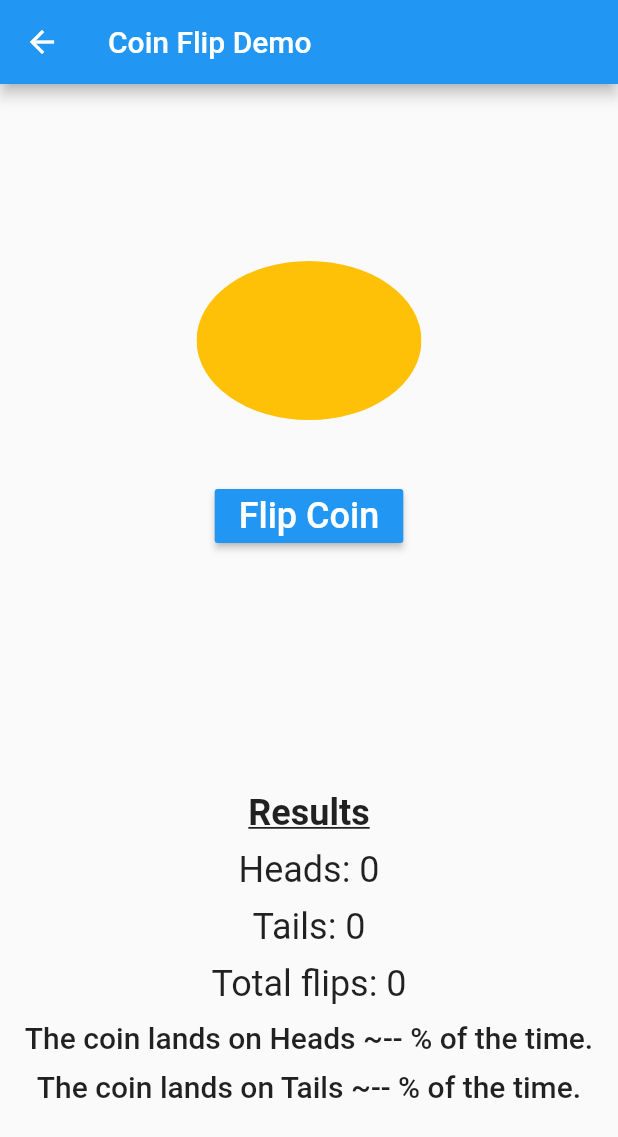
After one commit to InMatrix/perf_diagnosis_demo, a Flutter app: the CoinFlipDemo screen opened directly, on a phone screen of 412 x 824 dp. The commit adds this screen. Shown: the top 1137 px of the screen. Run offline on Flutter 3.47's test engine with Material 2 defaults, Android fonts, the phone set to English and light mode, and no system bars.

Commit message:
Add coin flip demo to show CPU optimization.

```diff
--- /dev/null
+++ b/lib/coin_flip_demo.dart
@@ -0,0 +1,203 @@
+import 'package:flutter/material.dart';
+import 'package:intl/intl.dart';
+import 'dart:math';
+
+final Random random = Random();
+final NumberFormat formatter = NumberFormat.percentPattern('en_US');
+
+class CoinFlipDemo extends StatefulWidget {
+  @override
+  CoinFlipDemoState createState() => CoinFlipDemoState();
+}
+
+class CoinFlipDemoState extends State<CoinFlipDemo> with SingleTickerProviderStateMixin {
+  AnimationController _controller;
+  Animation _flipAnimation;
+
+  // Whether the coin is currently flipping
+  bool isCoinFlipping = false;
+  // The number of times the coin flip resulted in heads.
+  int _headsCount = 0;
+  // The number of times the coin flip resulted in tails.
+  int _tailsCount = 0;
+  // The total number of times the coin has been flipped.
+  int _totalFlipCount = 0;
+
+  void _flipCoin() {
+    if (!isCoinFlipping) {
+      _headsCount = 0;
+      _tailsCount = 0;
+      _totalFlipCount = 250000;
+
+      setState(() {
+        isCoinFlipping = true;
+        for (int i = 0; i < _totalFlipCount; i++) {
+          bool isHeads = random.nextInt(2) % 2 == 0;
+          if (isHeads) {
+            _headsCount++;
+          } else {
+            _tailsCount++;
+          }
+        }
+        isCoinFlipping = false;
+      });
+    }
+  }
+
+  @override
+  void initState() {
+    super.initState();
+    _controller = AnimationController(duration: Duration(milliseconds: 800), vsync: this);
+    final CurvedAnimation curve = CurvedAnimation(
+        parent: _controller,
+        curve: Interval(0.0, 1.0, curve: Curves.linear)
+    );
+    _flipAnimation = Tween(begin: 0.0, end: 1.0).animate(curve);
+    _controller.repeat();
+  }
+
+  dispose() {
+    _controller.dispose();
+    super.dispose();
+  }
+
+  @override
+  Widget build(BuildContext context) {
+    return Scaffold(
+      appBar: AppBar(
+        title: Text('Coin Flip Demo'),
+      ),
+      body: Padding(
+        padding: EdgeInsets.all(8.0),
+        child: Column(
+          crossAxisAlignment: CrossAxisAlignment.center,
+          mainAxisAlignment: MainAxisAlignment.spaceAround,
+          children: <Widget>[
+            Column(
+              children: <Widget>[
+                _Coin(controller: _controller, flipAnimation: _flipAnimation),
+                SizedBox(height: 10.0),
+                _FlipButton(onPressed: _flipCoin)
+              ],
+            ),
+            _Results(heads: _headsCount, tails: _tailsCount, total: _totalFlipCount),
+          ],
+        ),
+      ),
+    );
+  }
+}
+
+class _Coin extends StatelessWidget {
+  _Coin({this.controller, this.flipAnimation});
+
+  final AnimationController controller;
+  final Animation flipAnimation;
+
+  @override
+  Widget build(BuildContext context) {
+    return Container(
+      padding: EdgeInsets.all(8.0),
+      child: AnimatedBuilder(
+        animation: controller,
+        builder: (BuildContext context, Widget child) {
+          return Center(
+            child: Container(
+              height: 150.0,
+              width: 150.0,
+              child: Transform(
+                transform: Matrix4.identity()
+                  ..rotateX(2 * pi * flipAnimation.value),
+                alignment: Alignment.center,
+                child: ClipOval(
+                    child: Container(
+                      color: Colors.amber,
+                    )
+                ),
+              ),
+            ),
+          );
+        },
+      ),
+    );
+  }
+}
+
+class _FlipButton extends StatelessWidget {
+  _FlipButton({this.onPressed});
+
+  final VoidCallback onPressed;
+
+  @override
+  Widget build(BuildContext context) {
+    return RaisedButton(
+      child: Text(
+        'Flip Coin',
+        style: TextStyle(
+          fontSize: 24.0,
+        ),
+      ),
+      textColor: Colors.white,
+      color: Colors.blue,
+      onPressed: onPressed,
+    );
+  }
+}
+
+class _Results extends StatelessWidget {
+  _Results({this.heads, this.tails, this.total});
+
+  final int heads;
+  final int tails;
+  final int total;
+
+  String get headsPercentage => total == 0 ? '-- %' : formatter.format(heads / total);
+  String get tailsPercentage => total == 0 ? '-- %' : formatter.format(tails / total);
+
+  @override
+  Widget build(BuildContext context) {
+    return Container(
+        alignment: Alignment.bottomCenter,
+        child: Column(
+          children: <Widget>[
+            Text(
+              'Results',
+              style: TextStyle(
+                fontSize: 24.0,
+                fontWeight: FontWeight.bold,
+                decoration: TextDecoration.underline,
+                color: Colors.black87,
+              ),
+            ),
+            SizedBox(height: 10.0),
+            Text(
+              'Heads: $heads',
+              style: Theme.of(context).textTheme.headline,
+            ),
+            SizedBox(height: 10.0),
+            Text(
+              'Tails: $tails',
+              style: Theme.of(context).textTheme.headline
+            ),
+            SizedBox(height: 10.0),
+            Text(
+              'Total flips: $total',
+              style: Theme.of(context).textTheme.headline,
+            ),
+            SizedBox(height: 10.0),
+            Text(
+              'The coin lands on Heads ~$headsPercentage of the time.',
+              style: Theme.of(context).textTheme.title,
+              textAlign: TextAlign.center,
+            ),
+            SizedBox(height: 10.0),
+            Text(
+              'The coin lands on Tails ~$tailsPercentage of the time.',
+              style: Theme.of(context).textTheme.title,
+              textAlign: TextAlign.center,
+            ),
+          ],
+        )
+    );
+  }
+}
--- a/lib/drawer.dart
+++ b/lib/drawer.dart
@@ -4,7 +4,7 @@ import 'package:perf_diagnosis_demo/optimized/spinning_box_fix.dart';
 import 'many_materials_demo.dart';
 import 'opacity_demo.dart';
 import 'optimized/clock_fix.dart';
-import 'optimized/json_fix.dart';
+import 'optimized/coin_flip_fix.dart';
 import 'optimized/list_fix.dart';
 import 'optimized/scorecard_fix.dart';
 
@@ -30,7 +30,7 @@ class MyDrawer extends StatelessWidget {
           _makeDemoEntry(context, "List Demo", ListFix()),
           _makeDemoEntry(context, "Spinning Box Demo", SpinningBoxFix()),
           _makeDemoEntry(context, "Scorecard Demo", ScorecardFix()),
-          _makeDemoEntry(context, "JSON Demo", JsonFix()),
+          _makeDemoEntry(context, "Coin Flip Demo", CoinFlipFix()),
           Divider(),
           Align(
             alignment: Alignment.centerLeft,
--- a/lib/main.dart
+++ b/lib/main.dart
@@ -3,7 +3,7 @@ import 'package:flutter/rendering.dart';
 
 import 'clock_demo.dart';
 import 'drawer.dart';
-import 'json_demo.dart';
+import 'coin_flip_demo.dart';
 import 'list_demo.dart';
 import 'scorecard_demo.dart';
 import 'spinning_box_demo.dart';
@@ -53,7 +53,7 @@ class _MyHomePageState extends State<MyHomePage> {
               makeDemoEntry(context, "List Demo", ListDemo()),
               makeDemoEntry(context, "Spinning Boxes Demo", SpinningBoxDemo()),
               makeDemoEntry(context, "Scorecard Demo", ScorecardDemo()),
-              makeDemoEntry(context, "JSON Demo", JsonDemo()),
+              makeDemoEntry(context, "Coin Flip Demo", CoinFlipDemo()),
             ],
           ),
         ),
--- a/pubspec.yaml
+++ b/pubspec.yaml
@@ -17,7 +17,7 @@ dependencies:
   # Use with the CupertinoIcons class for iOS style icons.
   cupertino_icons: ^0.1.2
 
-  http: 0.12.0
+  intl: 0.15.7
 
 dev_dependencies:
   flutter_test:
```
Also changed, not shown: lib/json_demo.dart (deleted, +0 -64 lines), lib/optimized/coin_flip_fix.dart (added, +233 -0 lines), lib/optimized/json_fix.dart (deleted, +0 -65 lines), pubspec.lock.
